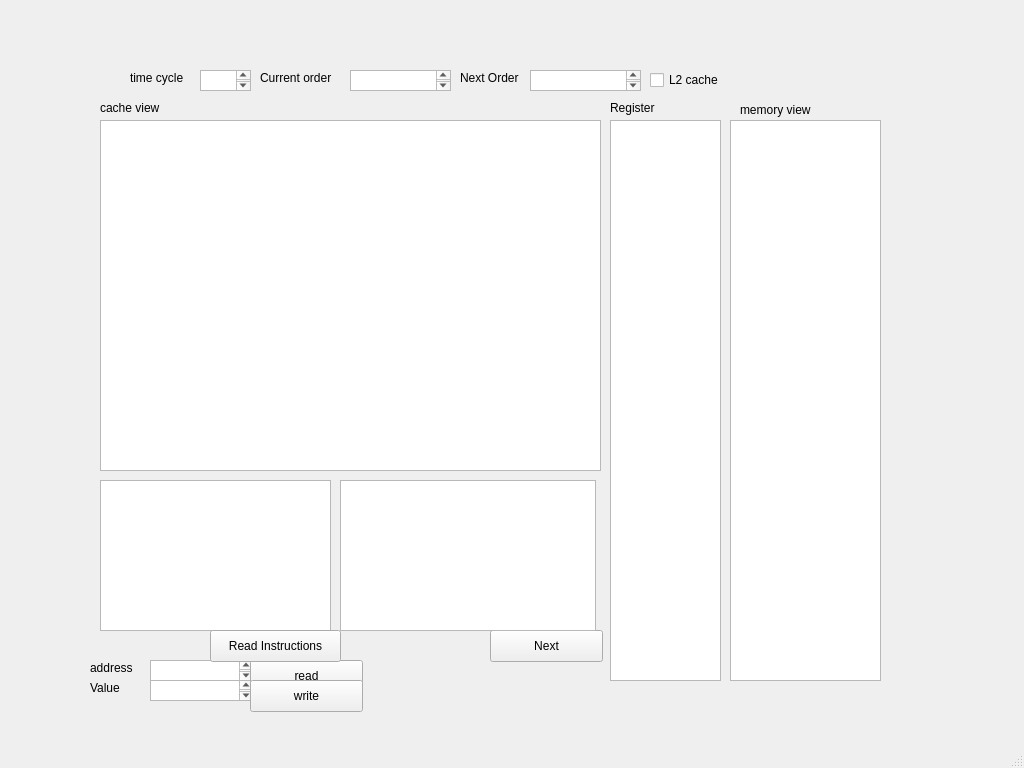
First picture: the form in ui/mainwindow.ui, repository Soooooda/WonderfulISA, before the edit.
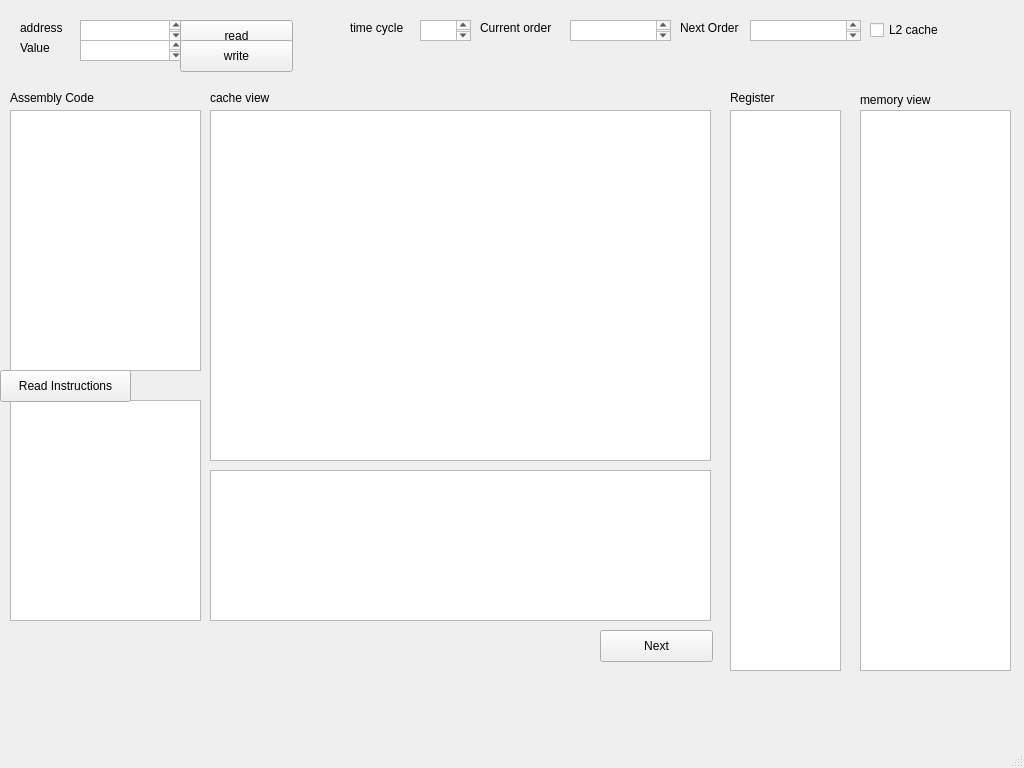
Second picture: the form after the edit.

What changed in the file:
```diff
--- a/ui/mainwindow.ui
+++ b/ui/mainwindow.ui
@@ -17,8 +17,8 @@
    <widget class="QWidget" name="verticalLayoutWidget">
     <property name="geometry">
      <rect>
-      <x>100</x>
-      <y>120</y>
+      <x>210</x>
+      <y>110</y>
       <width>501</width>
       <height>351</height>
      </rect>
@@ -32,7 +32,7 @@
    <widget class="QPushButton" name="next">
     <property name="geometry">
      <rect>
-      <x>490</x>
+      <x>600</x>
       <y>630</y>
       <width>113</width>
       <height>32</height>
@@ -48,8 +48,8 @@
    <widget class="QLabel" name="cache_label">
     <property name="geometry">
      <rect>
-      <x>100</x>
-      <y>100</y>
+      <x>210</x>
+      <y>90</y>
       <width>91</width>
       <height>16</height>
      </rect>
@@ -61,8 +61,8 @@
    <widget class="QCheckBox" name="checkBox">
     <property name="geometry">
      <rect>
-      <x>650</x>
-      <y>70</y>
+      <x>870</x>
+      <y>20</y>
       <width>86</width>
       <height>20</height>
      </rect>
@@ -74,8 +74,8 @@
    <widget class="QLabel" name="label_2">
     <property name="geometry">
      <rect>
-      <x>130</x>
-      <y>70</y>
+      <x>350</x>
+      <y>20</y>
       <width>71</width>
       <height>16</height>
      </rect>
@@ -87,8 +87,8 @@
    <widget class="QTextBrowser" name="textBrowser_2">
     <property name="geometry">
      <rect>
-      <x>200</x>
-      <y>70</y>
+      <x>420</x>
+      <y>20</y>
       <width>51</width>
       <height>21</height>
      </rect>
@@ -97,8 +97,8 @@
    <widget class="QLabel" name="label_3">
     <property name="geometry">
      <rect>
-      <x>260</x>
-      <y>70</y>
+      <x>480</x>
+      <y>20</y>
       <width>91</width>
       <height>16</height>
      </rect>
@@ -110,8 +110,8 @@
    <widget class="QTextBrowser" name="textBrowser_3">
     <property name="geometry">
      <rect>
-      <x>350</x>
-      <y>70</y>
+      <x>570</x>
+      <y>20</y>
       <width>101</width>
       <height>21</height>
      </rect>
@@ -120,8 +120,8 @@
    <widget class="QLabel" name="label_4">
     <property name="geometry">
      <rect>
-      <x>460</x>
-      <y>70</y>
+      <x>680</x>
+      <y>20</y>
       <width>71</width>
       <height>16</height>
      </rect>
@@ -133,8 +133,8 @@
    <widget class="QTextBrowser" name="textBrowser_4">
     <property name="geometry">
      <rect>
-      <x>530</x>
-      <y>70</y>
+      <x>750</x>
+      <y>20</y>
       <width>111</width>
       <height>21</height>
      </rect>
@@ -143,8 +143,8 @@
    <widget class="QLabel" name="memory_label">
     <property name="geometry">
      <rect>
-      <x>740</x>
-      <y>100</y>
+      <x>860</x>
+      <y>90</y>
       <width>91</width>
       <height>20</height>
      </rect>
@@ -156,8 +156,8 @@
    <widget class="QTableWidget" name="memoryTable">
     <property name="geometry">
      <rect>
-      <x>730</x>
-      <y>120</y>
+      <x>860</x>
+      <y>110</y>
       <width>151</width>
       <height>561</height>
      </rect>
@@ -166,8 +166,8 @@
    <widget class="QTextEdit" name="inputMemory">
     <property name="geometry">
      <rect>
-      <x>150</x>
-      <y>660</y>
+      <x>80</x>
+      <y>20</y>
       <width>104</width>
       <height>21</height>
      </rect>
@@ -176,8 +176,8 @@
    <widget class="QLabel" name="inputMemoryLabel">
     <property name="geometry">
      <rect>
-      <x>90</x>
-      <y>660</y>
+      <x>20</x>
+      <y>20</y>
       <width>59</width>
       <height>16</height>
      </rect>
@@ -189,8 +189,8 @@
    <widget class="QLabel" name="inputValueLabel">
     <property name="geometry">
      <rect>
-      <x>90</x>
-      <y>680</y>
+      <x>20</x>
+      <y>40</y>
       <width>59</width>
       <height>16</height>
      </rect>
@@ -202,8 +202,8 @@
    <widget class="QTextEdit" name="inputValue">
     <property name="geometry">
      <rect>
-      <x>150</x>
-      <y>680</y>
+      <x>80</x>
+      <y>40</y>
       <width>104</width>
       <height>21</height>
      </rect>
@@ -212,8 +212,8 @@
    <widget class="QPushButton" name="pushButton_2">
     <property name="geometry">
      <rect>
-      <x>250</x>
-      <y>660</y>
+      <x>180</x>
+      <y>20</y>
       <width>113</width>
       <height>32</height>
      </rect>
@@ -225,8 +225,8 @@
    <widget class="QPushButton" name="pushButton_3">
     <property name="geometry">
      <rect>
-      <x>250</x>
-      <y>680</y>
+      <x>180</x>
+      <y>40</y>
       <width>113</width>
       <height>32</height>
      </rect>
@@ -238,18 +238,18 @@
    <widget class="QPlainTextEdit" name="InstructionInput">
     <property name="geometry">
      <rect>
-      <x>100</x>
-      <y>480</y>
-      <width>231</width>
-      <height>151</height>
+      <x>10</x>
+      <y>400</y>
+      <width>191</width>
+      <height>221</height>
      </rect>
     </property>
    </widget>
    <widget class="QPushButton" name="instructionReadButton">
     <property name="geometry">
      <rect>
-      <x>210</x>
-      <y>630</y>
+      <x>0</x>
+      <y>370</y>
       <width>131</width>
       <height>32</height>
      </rect>
@@ -261,9 +261,9 @@
    <widget class="QTableWidget" name="pipelineTable">
     <property name="geometry">
      <rect>
-      <x>340</x>
-      <y>480</y>
-      <width>256</width>
+      <x>210</x>
+      <y>470</y>
+      <width>501</width>
       <height>151</height>
      </rect>
     </property>
@@ -271,8 +271,8 @@
    <widget class="QTableWidget" name="registerTable">
     <property name="geometry">
      <rect>
-      <x>610</x>
-      <y>120</y>
+      <x>730</x>
+      <y>110</y>
       <width>111</width>
       <height>561</height>
      </rect>
@@ -281,8 +281,8 @@
    <widget class="QLabel" name="registerLabel">
     <property name="geometry">
      <rect>
-      <x>610</x>
-      <y>100</y>
+      <x>730</x>
+      <y>90</y>
       <width>59</width>
       <height>16</height>
      </rect>
@@ -291,6 +291,29 @@
      <string>Register</string>
     </property>
    </widget>
+   <widget class="QPlainTextEdit" name="AssemblyInput">
+    <property name="geometry">
+     <rect>
+      <x>10</x>
+      <y>110</y>
+      <width>191</width>
+      <height>261</height>
+     </rect>
+    </property>
+   </widget>
+   <widget class="QLabel" name="AssemblyLabel">
+    <property name="geometry">
+     <rect>
+      <x>10</x>
+      <y>90</y>
+      <width>101</width>
+      <height>16</height>
+     </rect>
+    </property>
+    <property name="text">
+     <string>Assembly Code</string>
+    </property>
+   </widget>
   </widget>
   <widget class="QMenuBar" name="menubar">
    <property name="geometry">
```
